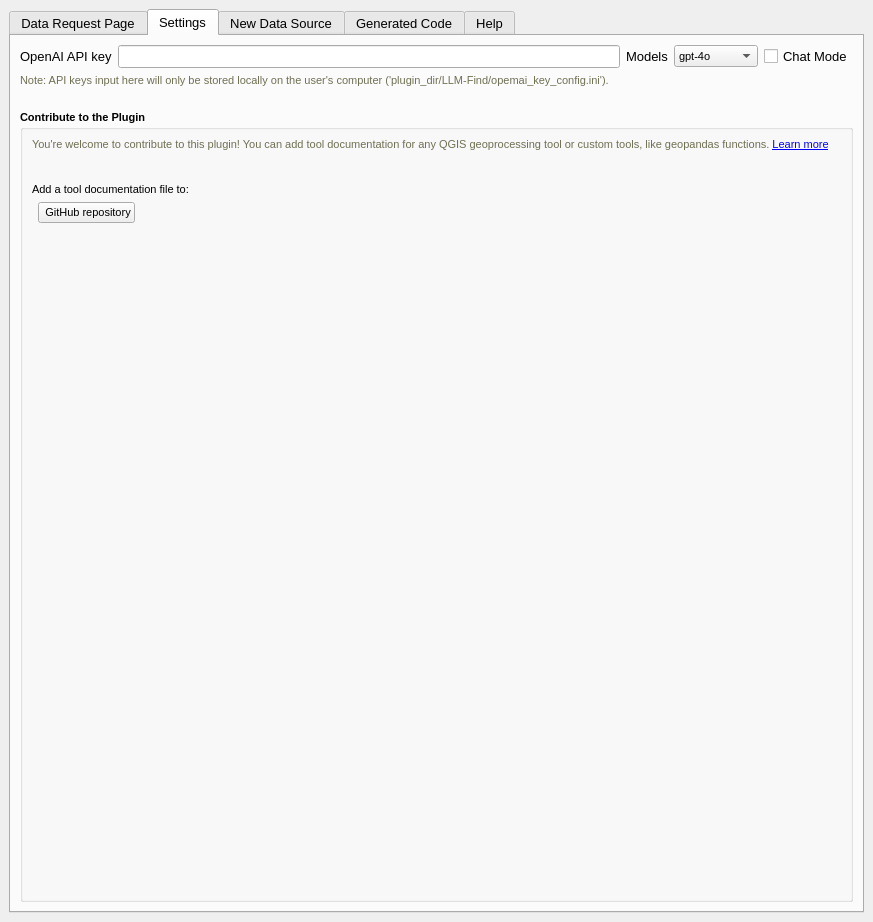
Qt form AGGRA_dockwidget_base.ui (Teakinboyewa/AutonomousGIS_GeodataRetrieverAgent) before a commit.
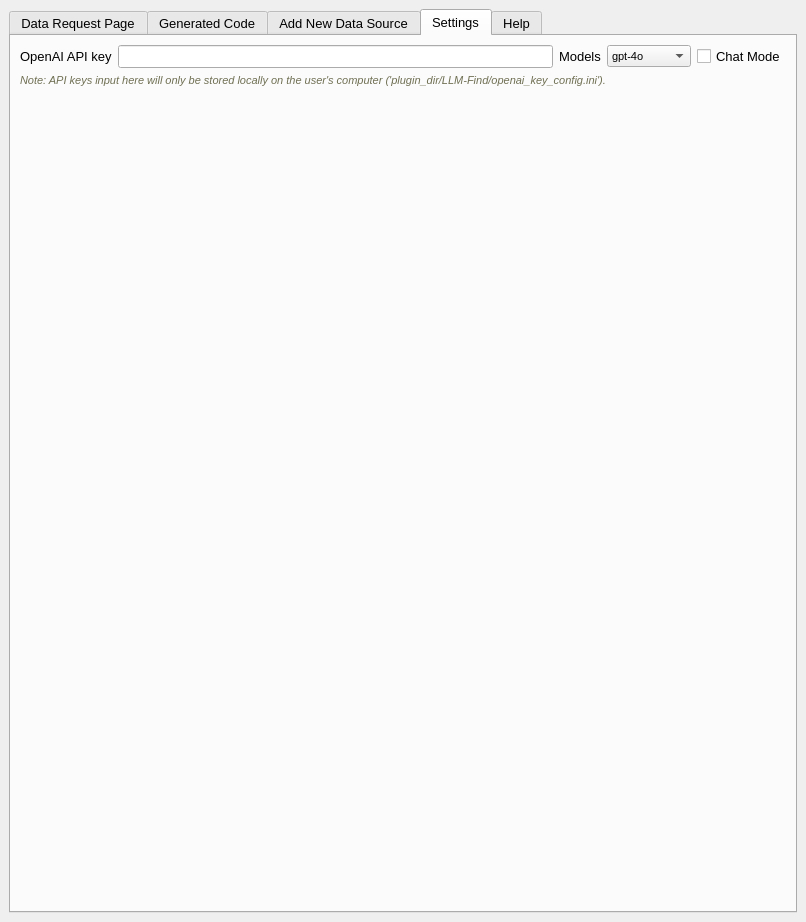
The same form after that commit. The open tabs and pages were chosen to show the change. Custom widgets are drawn as their Qt base class.

What changed in the file:
```diff
--- a/AGGRA_dockwidget_base.ui
+++ b/AGGRA_dockwidget_base.ui
@@ -6,7 +6,7 @@
    <rect>
     <x>0</x>
     <y>0</y>
-    <width>873</width>
+    <width>806</width>
     <height>922</height>
    </rect>
   </property>
@@ -18,7 +18,7 @@
   </property>
   <property name="minimumSize">
    <size>
-    <width>514</width>
+    <width>550</width>
     <height>39</height>
    </size>
   </property>
@@ -59,7 +59,7 @@
        </font>
       </property>
       <property name="currentIndex">
-       <number>2</number>
+       <number>0</number>
       </property>
       <widget class="QWidget" name="tab_3">
        <attribute name="title">
@@ -82,6 +82,11 @@
               <height>16777215</height>
              </size>
             </property>
+            <property name="font">
+             <font>
+              <pointsize>10</pointsize>
+             </font>
+            </property>
             <property name="styleSheet">
              <string notr="true">border: 2px solid #55aaff; /* light blue border */</string>
             </property>
@@ -243,177 +248,150 @@
         </item>
        </layout>
       </widget>
-      <widget class="QWidget" name="tab_2">
+      <widget class="QWidget" name="tab_5">
        <attribute name="title">
-        <string>Settings</string>
+        <string>Generated Code</string>
        </attribute>
-       <layout class="QVBoxLayout" name="verticalLayout_2">
+       <layout class="QGridLayout" name="gridLayout_5">
+        <item row="0" column="0">
+         <layout class="QHBoxLayout" name="horizontalLayout_5">
         <item>
-         <layout class="QHBoxLayout" name="horizontalLayout_3">
+           <widget class="QPushButton" name="Run_Generated_code">
+            <property name="font">
+             <font>
+              <pointsize>9</pointsize>
+             </font>
+            </property>
+            <property name="text">
+             <string>Run Code</string>
+            </property>
+           </widget>
+          </item>
           <item>
-           <widget class="QLabel" name="label_4">
-            <property name="sizePolicy">
-             <sizepolicy hsizetype="Fixed" vsizetype="Preferred">
-              <horstretch>0</horstretch>
-              <verstretch>0</verstretch>
-             </sizepolicy>
+           <widget class="QPushButton" name="save_code_button">
+            <property name="font">
+             <font>
+              <pointsize>9</pointsize>
+             </font>
             </property>
             <property name="text">
-             <string>OpenAI API key</string>
+             <string>Save as a Python File</string>
             </property>
            </widget>
           </item>
           <item>
-           <widget class="QgsPasswordLineEdit" name="OpenAI_key_LineEdit">
-            <property name="maximumSize">
-             <size>
-              <width>16777215</width>
-              <height>25</height>
-             </size>
+           <widget class="QPushButton" name="open_code_button">
+            <property name="font">
+             <font>
+              <pointsize>9</pointsize>
+             </font>
             </property>
+            <property name="text">
+             <string>Open from File</string>
+            </property>
            </widget>
           </item>
           <item>
-           <widget class="QLabel" name="label_2">
-            <property name="sizePolicy">
-             <sizepolicy hsizetype="Preferred" vsizetype="Preferred">
-              <horstretch>0</horstretch>
-              <verstretch>0</verstretch>
-             </sizepolicy>
+           <spacer name="horizontalSpacer_7">
+            <property name="orientation">
+             <enum>Qt::Horizontal</enum>
             </property>
-            <property name="maximumSize">
+            <property name="sizeHint" stdset="0">
              <size>
-              <width>16777215</width>
-              <height>16777215</height>
+              <width>40</width>
+              <height>20</height>
              </size>
             </property>
-            <property name="inputMethodHints">
-             <set>Qt::ImhNone</set>
-            </property>
-            <property name="text">
-             <string>&lt;html&gt;&lt;head/&gt;&lt;body&gt;&lt;p&gt;Models&lt;/p&gt;&lt;/body&gt;&lt;/html&gt;</string>
-            </property>
-            <property name="wordWrap">
-             <bool>true</bool>
+           </spacer>
+          </item>
+         </layout>
+        </item>
+        <item row="1" column="0">
+         <widget class="QPlainTextEdit" name="CodeEditor">
+          <property name="frameShape">
+           <enum>QFrame::WinPanel</enum>
+          </property>
+          <property name="frameShadow">
+           <enum>QFrame::Sunken</enum>
+          </property>
+          <property name="lineWidth">
+           <number>3</number>
             </property>
            </widget>
           </item>
+        <item row="2" column="0">
+         <layout class="QVBoxLayout" name="verticalLayout_7">
           <item>
-           <widget class="QComboBox" name="modelNameComboBox">
+           <widget class="QTabWidget" name="tabWidget_2">
             <property name="sizePolicy">
-             <sizepolicy hsizetype="Preferred" vsizetype="Fixed">
+             <sizepolicy hsizetype="Expanding" vsizetype="Fixed">
               <horstretch>0</horstretch>
               <verstretch>0</verstretch>
              </sizepolicy>
             </property>
-            <property name="maximumSize">
-             <size>
-              <width>16777215</width>
-              <height>16777215</height>
-             </size>
-            </property>
             <property name="font">
              <font>
-              <pointsize>8</pointsize>
+              <pointsize>9</pointsize>
              </font>
             </property>
-            <item>
-             <property name="text">
-              <string>gpt-4o</string>
-             </property>
-            </item>
-            <item>
-             <property name="text">
-              <string>gpt-4</string>
+            <property name="currentIndex">
+             <number>0</number>
+            </property>
+            <widget class="QWidget" name="tab_6">
+             <property name="font">
+              <font>
+               <pointsize>9</pointsize>
+              </font>
              </property>
-            </item>
-            <item>
-             <property name="text">
-              <string>gpt-4o-mini</string>
-             </property>
-            </item>
-           </widget>
-          </item>
-          <item>
-           <widget class="QCheckBox" name="ChatMode_checkbox">
+             <attribute name="title">
+              <string>Output Window</string>
+             </attribute>
+             <layout class="QGridLayout" name="gridLayout_10">
+              <item row="0" column="0">
+               <widget class="QPlainTextEdit" name="execution_output_text_edit">
             <property name="sizePolicy">
-             <sizepolicy hsizetype="Preferred" vsizetype="Fixed">
+                 <sizepolicy hsizetype="Expanding" vsizetype="Fixed">
               <horstretch>0</horstretch>
               <verstretch>0</verstretch>
              </sizepolicy>
             </property>
-            <property name="text">
-             <string>Chat Mode</string>
-            </property>
+                <property name="frameShape">
+                 <enum>QFrame::WinPanel</enum>
+                </property>
+                <property name="lineWidth">
+                 <number>3</number>
+                </property>
+                <property name="plainText">
+                 <string/>
+                </property>
            </widget>
           </item>
          </layout>
-        </item>
-        <item>
-         <widget class="QLabel" name="label_8">
-          <property name="text">
-           <string>&lt;html&gt;&lt;head/&gt;&lt;body&gt;&lt;p&gt;&lt;span style=&quot; font-size:8pt; color:#6f6f53;&quot;&gt;Note: API keys input here will only be stored locally on the user's computer ('plugin_dir/LLM-Find/opemai_key_config.ini'). &lt;/span&gt;&lt;/p&gt;&lt;/body&gt;&lt;/html&gt;</string>
-          </property>
-          <property name="wordWrap">
-           <bool>true</bool>
-          </property>
-         </widget>
+            </widget>
+           </widget>
         </item>
         <item>
-         <spacer name="verticalSpacer">
-          <property name="orientation">
-           <enum>Qt::Vertical</enum>
-          </property>
-          <property name="sizeType">
-           <enum>QSizePolicy::Fixed</enum>
-          </property>
-          <property name="sizeHint" stdset="0">
+           <layout class="QHBoxLayout" name="horizontalLayout_6">
+            <item>
+             <widget class="QPushButton" name="clear_code_editorBtn">
+              <property name="maximumSize">
            <size>
-            <width>20</width>
-            <height>17</height>
-           </size>
-          </property>
-         </spacer>
-        </item>
-        <item>
-         <widget class="QGroupBox" name="groupBox">
+                <width>80</width>
+                <height>35</height>
+               </size>
+              </property>
           <property name="font">
            <font>
-            <pointsize>8</pointsize>
-            <weight>75</weight>
-            <italic>false</italic>
-            <bold>true</bold>
-           </font>
-          </property>
-          <property name="title">
-           <string>Contribute to the Plugin</string>
-          </property>
-          <layout class="QVBoxLayout" name="verticalLayout_4">
-           <item>
-            <widget class="QLabel" name="label_6">
-             <property name="font">
-              <font>
-               <pointsize>8</pointsize>
-               <weight>50</weight>
-               <italic>false</italic>
-               <bold>false</bold>
-              </font>
-             </property>
+                <pointsize>9</pointsize>
+               </font>
+              </property>
              <property name="text">
-              <string>&lt;html&gt;&lt;head/&gt;&lt;body&gt;&lt;p&gt;&lt;span style=&quot; color:#6f6f53;&quot;&gt;You're welcome to contribute to this plugin! You can add tool documentation for any QGIS geoprocessing tool or custom tools, like geopandas functions. &lt;/span&gt;&lt;a href=&quot;https://github.com/gladcolor/LLM-Find/blob/master/Documents/Customized_handbook.MD&quot;&gt;&lt;span style=&quot; text-decoration: underline; color:#0000ff;&quot;&gt;Learn more&lt;/span&gt;&lt;/a&gt;&lt;/p&gt;&lt;/body&gt;&lt;/html&gt;</string>
-             </property>
-             <property name="wordWrap">
-              <bool>true</bool>
-             </property>
-             <property name="openExternalLinks">
-              <bool>true</bool>
-             </property>
+               <string>Clear</string>
+              </property>
             </widget>
            </item>
            <item>
-            <layout class="QFormLayout" name="formLayout_2">
-             <item row="0" column="1">
-              <spacer name="horizontalSpacer">
+             <spacer name="horizontalSpacer_2">
                <property name="orientation">
                 <enum>Qt::Horizontal</enum>
                </property>
@@ -425,71 +403,15 @@
                </property>
               </spacer>
              </item>
-             <item row="1" column="0" colspan="2">
-              <widget class="QLabel" name="label_9">
-               <property name="font">
-                <font>
-                 <pointsize>8</pointsize>
-                 <weight>50</weight>
-                 <italic>false</italic>
-                 <bold>false</bold>
-                </font>
-               </property>
-               <property name="text">
-                <string>&lt;html&gt;&lt;head/&gt;&lt;body&gt;&lt;p&gt;&lt;span style=&quot; color:#000000;&quot;&gt;Add a tool documentation file to:&lt;/span&gt;&lt;/p&gt;&lt;/body&gt;&lt;/html&gt;</string>
-               </property>
-               <property name="wordWrap">
-                <bool>true</bool>
-               </property>
-               <property name="openExternalLinks">
-                <bool>true</bool>
-               </property>
-              </widget>
-             </item>
-             <item row="2" column="1">
-              <widget class="QPushButton" name="add_document_github_button">
-               <property name="sizePolicy">
-                <sizepolicy hsizetype="Fixed" vsizetype="Fixed">
-                 <horstretch>0</horstretch>
-                 <verstretch>0</verstretch>
-                </sizepolicy>
-               </property>
-               <property name="font">
-                <font>
-                 <pointsize>8</pointsize>
-                 <weight>50</weight>
-                 <italic>false</italic>
-                 <bold>false</bold>
-                </font>
-               </property>
-               <property name="text">
-                <string> GitHub repository</string>
-               </property>
-              </widget>
-             </item>
-            </layout>
-           </item>
-           <item>
-            <spacer name="verticalSpacer_2">
-             <property name="orientation">
-              <enum>Qt::Vertical</enum>
-             </property>
-             <property name="sizeHint" stdset="0">
-              <size>
-               <width>20</width>
-               <height>73</height>
-              </size>
-             </property>
-            </spacer>
-           </item>
-          </layout>
-         </widget>
+           </layout>
+          </item>
+         </layout>
         </item>
        </layout>
       </widget>
       <widget class="QWidget" name="DataSource">
        <attribute name="title">
-        <string>New Data Source</string>
+        <string>Add New Data Source</string>
        </attribute>
        <layout class="QVBoxLayout" name="verticalLayout_6">
         <item>
@@ -850,164 +772,143 @@
         </item>
        </layout>
       </widget>
-      <widget class="QWidget" name="tab_5">
+      <widget class="QWidget" name="tab_2">
        <attribute name="title">
-        <string>Generated Code</string>
+        <string>Settings</string>
        </attribute>
-       <layout class="QGridLayout" name="gridLayout_5">
-        <item row="0" column="0">
-         <layout class="QHBoxLayout" name="horizontalLayout_5">
+       <layout class="QVBoxLayout" name="verticalLayout_2">
           <item>
-           <widget class="QPushButton" name="Run_Generated_code">
-            <property name="font">
-             <font>
-              <pointsize>9</pointsize>
-             </font>
-            </property>
-            <property name="text">
-             <string>Run Code</string>
-            </property>
-           </widget>
-          </item>
+         <layout class="QHBoxLayout" name="horizontalLayout_3">
           <item>
-           <widget class="QPushButton" name="save_code_button">
-            <property name="font">
-             <font>
-              <pointsize>9</pointsize>
-             </font>
+           <widget class="QLabel" name="label_4">
+            <property name="sizePolicy">
+             <sizepolicy hsizetype="Fixed" vsizetype="Fixed">
+              <horstretch>0</horstretch>
+              <verstretch>0</verstretch>
+             </sizepolicy>
             </property>
             <property name="text">
-             <string>Save as a Python File</string>
+             <string>OpenAI API key</string>
             </property>
            </widget>
           </item>
           <item>
-           <widget class="QPushButton" name="open_code_button">
-            <property name="font">
-             <font>
-              <pointsize>9</pointsize>
-             </font>
+           <widget class="QgsPasswordLineEdit" name="OpenAI_key_LineEdit">
+            <property name="maximumSize">
+             <size>
+              <width>16777215</width>
+              <height>25</height>
+             </size>
             </property>
-            <property name="text">
-             <string>Open from File</string>
-            </property>
            </widget>
           </item>
           <item>
-           <spacer name="horizontalSpacer_7">
-            <property name="orientation">
-             <enum>Qt::Horizontal</enum>
+           <widget class="QLabel" name="label_2">
+            <property name="sizePolicy">
+             <sizepolicy hsizetype="Preferred" vsizetype="Fixed">
+              <horstretch>0</horstretch>
+              <verstretch>0</verstretch>
+             </sizepolicy>
             </property>
-            <property name="sizeHint" stdset="0">
+            <property name="maximumSize">
              <size>
-              <width>40</width>
-              <height>20</height>
+              <width>16777215</width>
+              <height>16777215</height>
              </size>
             </property>
-           </spacer>
-          </item>
-         </layout>
-        </item>
-        <item row="1" column="0">
-         <widget class="QPlainTextEdit" name="CodeEditor">
-          <property name="frameShape">
-           <enum>QFrame::WinPanel</enum>
-          </property>
-          <property name="frameShadow">
-           <enum>QFrame::Sunken</enum>
-          </property>
-          <property name="lineWidth">
-           <number>3</number>
+            <property name="inputMethodHints">
+             <set>Qt::ImhNone</set>
+            </property>
+            <property name="text">
+             <string>&lt;html&gt;&lt;head/&gt;&lt;body&gt;&lt;p&gt;Models&lt;/p&gt;&lt;/body&gt;&lt;/html&gt;</string>
+            </property>
+            <property name="wordWrap">
+             <bool>true</bool>
           </property>
          </widget>
         </item>
-        <item row="2" column="0">
-         <layout class="QVBoxLayout" name="verticalLayout_7">
           <item>
-           <widget class="QTabWidget" name="tabWidget_2">
+           <widget class="QComboBox" name="modelNameComboBox">
             <property name="sizePolicy">
-             <sizepolicy hsizetype="Expanding" vsizetype="Fixed">
+             <sizepolicy hsizetype="Preferred" vsizetype="Fixed">
               <horstretch>0</horstretch>
               <verstretch>0</verstretch>
              </sizepolicy>
             </property>
+            <property name="maximumSize">
+             <size>
+              <width>16777215</width>
+              <height>16777215</height>
+             </size>
+            </property>
             <property name="font">
              <font>
-              <pointsize>9</pointsize>
+              <pointsize>8</pointsize>
              </font>
             </property>
-            <property name="currentIndex">
-             <number>0</number>
-            </property>
-            <widget class="QWidget" name="tab_6">
-             <property name="font">
-              <font>
-               <pointsize>9</pointsize>
-              </font>
+            <item>
+             <property name="text">
+              <string>gpt-4o</string>
+             </property>
+            </item>
+            <item>
+             <property name="text">
+              <string>gpt-4</string>
              </property>
-             <attribute name="title">
-              <string>Output Window</string>
-             </attribute>
-             <layout class="QGridLayout" name="gridLayout_10">
-              <item row="0" column="0">
-               <widget class="QPlainTextEdit" name="execution_output_text_edit">
+            </item>
+            <item>
+             <property name="text">
+              <string>gpt-4o-mini</string>
+             </property>
+            </item>
+           </widget>
+          </item>
+          <item>
+           <widget class="QCheckBox" name="ChatMode_checkbox">
                 <property name="sizePolicy">
-                 <sizepolicy hsizetype="Expanding" vsizetype="Fixed">
+             <sizepolicy hsizetype="Preferred" vsizetype="Fixed">
                   <horstretch>0</horstretch>
                   <verstretch>0</verstretch>
                  </sizepolicy>
                 </property>
-                <property name="frameShape">
-                 <enum>QFrame::WinPanel</enum>
-                </property>
-                <property name="lineWidth">
-                 <number>3</number>
-                </property>
-                <property name="plainText">
-                 <string/>
-                </property>
+            <property name="text">
+             <string>Chat Mode</string>
+            </property>
                </widget>
               </item>
              </layout>
-            </widget>
-           </widget>
           </item>
           <item>
-           <layout class="QHBoxLayout" name="horizontalLayout_6">
-            <item>
-             <widget class="QPushButton" name="clear_code_editorBtn">
-              <property name="maximumSize">
-               <size>
-                <width>80</width>
-                <height>35</height>
-               </size>
-              </property>
-              <property name="font">
-               <font>
-                <pointsize>9</pointsize>
-               </font>
-              </property>
+         <widget class="QLabel" name="label_8">
+          <property name="sizePolicy">
+           <sizepolicy hsizetype="Preferred" vsizetype="Preferred">
+            <horstretch>0</horstretch>
+            <verstretch>0</verstretch>
+           </sizepolicy>
+          </property>
               <property name="text">
-               <string>Clear</string>
-              </property>
+           <string>&lt;html&gt;&lt;head/&gt;&lt;body&gt;&lt;p&gt;&lt;span style=&quot; font-size:8pt; font-style:italic; color:#6f6f53;&quot;&gt;Note: API keys input here will only be stored locally on the user's computer ('plugin_dir/LLM-Find/openai_key_config.ini'). &lt;/span&gt;&lt;/p&gt;&lt;/body&gt;&lt;/html&gt;</string>
+          </property>
+          <property name="wordWrap">
+           <bool>true</bool>
+          </property>
              </widget>
             </item>
             <item>
-             <spacer name="horizontalSpacer_2">
+         <spacer name="verticalSpacer">
               <property name="orientation">
-               <enum>Qt::Horizontal</enum>
-              </property>
+           <enum>Qt::Vertical</enum>
+          </property>
+          <property name="sizeType">
+           <enum>QSizePolicy::Expanding</enum>
+          </property>
               <property name="sizeHint" stdset="0">
                <size>
-                <width>40</width>
-                <height>20</height>
+            <width>20</width>
+            <height>42</height>
                </size>
               </property>
              </spacer>
-            </item>
-           </layout>
-          </item>
-         </layout>
         </item>
        </layout>
       </widget>
@@ -1050,11 +951,12 @@
 &lt;p style=&quot; margin-top:0px; margin-bottom:0px; margin-left:0px; margin-right:0px; -qt-block-indent:0; text-indent:0px;&quot;&gt;&lt;span style=&quot; font-size:9.75pt;&quot;&gt;    &lt;/span&gt;&lt;/p&gt;
 &lt;p align=&quot;center&quot; style=&quot; margin-top:12px; margin-bottom:12px; margin-left:0px; margin-right:0px; -qt-block-indent:0; text-indent:0px;&quot;&gt;&lt;span style=&quot; font-size:18pt; font-weight:600;&quot;&gt;Autonomous GIS - GeoData Retrieve Agent  &lt;/span&gt;&lt;/p&gt;
 &lt;p style=&quot; margin-top:12px; margin-bottom:12px; margin-left:0px; margin-right:0px; -qt-block-indent:0; text-indent:0px;&quot;&gt;&lt;span style=&quot; font-size:12pt;&quot;&gt;Here you will find the guide on how to use the Autonomous GIS-Geodata Retriever Agent.        &lt;/span&gt;&lt;/p&gt;
-&lt;ul style=&quot;margin-top: 0px; margin-bottom: 0px; margin-left: 0px; margin-right: 0px; -qt-list-indent: 1;&quot;&gt;&lt;li style=&quot; font-size:12pt;&quot; style=&quot; margin-top:0px; margin-bottom:12px; margin-left:0px; margin-right:0px; -qt-block-indent:0; text-indent:0px;&quot;&gt;&lt;a href=&quot;https://github.com/Teakinboyewa/AutonomousGIS_GeodataRetrieverAgent/blob/master/User_manual.md&quot;&gt;&lt;span style=&quot; text-decoration: underline; color:#0000ff;&quot;&gt;Data Requests Examples&lt;/span&gt;&lt;/a&gt; &lt;/li&gt;
+&lt;ul style=&quot;margin-top: 0px; margin-bottom: 0px; margin-left: 0px; margin-right: 0px; -qt-list-indent: 1;&quot;&gt;&lt;li style=&quot; font-size:12pt;&quot; style=&quot; margin-top:0px; margin-bottom:12px; margin-left:0px; margin-right:0px; -qt-block-indent:0; text-indent:0px;&quot;&gt;&lt;a href=&quot;https://github.com/Teakinboyewa/AutonomousGIS_GeodataRetrieverAgent/blob/master/Data%20request%20examples.md&quot;&gt;&lt;span style=&quot; text-decoration: underline; color:#0000ff;&quot;&gt;Data Requests Examples&lt;/span&gt;&lt;/a&gt; &lt;/li&gt;
 &lt;li style=&quot; font-size:12pt;&quot; style=&quot; margin-top:0px; margin-bottom:12px; margin-left:0px; margin-right:0px; -qt-block-indent:0; text-indent:0px;&quot;&gt;&lt;a href=&quot;https://github.com/Teakinboyewa/AutonomousGIS_GeodataRetrieverAgent/blob/master/User_manual.md&quot;&gt;&lt;span style=&quot; text-decoration: underline; color:#0000ff;&quot;&gt;User manual&lt;/span&gt;&lt;/a&gt; &lt;/li&gt;&lt;/ul&gt;
 &lt;ul style=&quot;margin-top: 0px; margin-bottom: 0px; margin-left: 0px; margin-right: 0px; -qt-list-indent: 1;&quot;&gt;&lt;li style=&quot; font-size:12pt;&quot; style=&quot; margin-top:0px; margin-bottom:0px; margin-left:0px; margin-right:0px; -qt-block-indent:0; text-indent:0px;&quot;&gt;Learn how the agent works, check out our &lt;a href=&quot;https://doi.org/10.1080/17538947.2025.2458688&quot;&gt;&lt;span style=&quot; text-decoration: underline; color:#0000ff;&quot;&gt;paper&lt;/span&gt;&lt;/a&gt;. &lt;/li&gt;
 &lt;p style=&quot;-qt-paragraph-type:empty; margin-top:0px; margin-bottom:0px; margin-left:0px; margin-right:0px; -qt-block-indent:0; text-indent:0px; font-size:12pt;&quot;&gt;&lt;br /&gt;&lt;/p&gt;
-&lt;li style=&quot; font-size:12pt;&quot; style=&quot; margin-top:0px; margin-bottom:12px; margin-left:0px; margin-right:0px; -qt-block-indent:0; text-indent:0px;&quot;&gt;Contribute to the plugin/agent development,visit project &lt;a href=&quot;https://github.com/Teakinboyewa/AutonomousGIS_GeodataRetrieverAgent.git&quot;&gt;&lt;span style=&quot; text-decoration: underline; color:#0000ff;&quot;&gt;Github&lt;/span&gt;&lt;/a&gt; page. &lt;/li&gt;&lt;/ul&gt;
+&lt;li style=&quot; font-size:12pt;&quot; style=&quot; margin-top:0px; margin-bottom:12px; margin-left:0px; margin-right:0px; -qt-block-indent:0; text-indent:0px;&quot;&gt;Contribute to the plugin/agent development,visit project &lt;a href=&quot;https://github.com/Teakinboyewa/AutonomousGIS_GeodataRetrieverAgent.git&quot;&gt;&lt;span style=&quot; text-decoration: underline; color:#0000ff;&quot;&gt;GitHub&lt;/span&gt;&lt;/a&gt; page. &lt;/li&gt;
+&lt;li style=&quot; font-size:12pt;&quot; style=&quot; margin-top:0px; margin-bottom:12px; margin-left:0px; margin-right:0px; -qt-block-indent:0; text-indent:0px;&quot;&gt;To Learn more about the LLM-Find framework (how the agent works along with over 70 data request examples), visit the &lt;a href=&quot;https://github.com/gladcolor/LLM-Find&quot;&gt;&lt;span style=&quot; text-decoration: underline; color:#0000ff;&quot;&gt;LLM-Find GitHub page&lt;/span&gt;&lt;/a&gt;.&lt;/li&gt;&lt;/ul&gt;
 &lt;p style=&quot; margin-top:12px; margin-bottom:12px; margin-left:0px; margin-right:0px; -qt-block-indent:0; text-indent:0px;&quot;&gt;&lt;span style=&quot; font-size:12pt;&quot;&gt;  &lt;/span&gt;&lt;/p&gt;
 &lt;p style=&quot; margin-top:12px; margin-bottom:12px; margin-left:0px; margin-right:0px; -qt-block-indent:0; text-indent:0px;&quot;&gt;&lt;span style=&quot; font-size:12pt;&quot;&gt;Contacts: &lt;/span&gt;&lt;/p&gt;
 &lt;p style=&quot; margin-top:12px; margin-bottom:12px; margin-left:0px; margin-right:0px; -qt-block-indent:0; text-indent:0px;&quot;&gt;&lt;span style=&quot; font-size:12pt;&quot;&gt;Temitope Akinboyewa (&lt;/span&gt;&lt;a href=&quot;mailto:takinboyewa@psu.edu&quot;&gt;&lt;span style=&quot; font-size:12pt; text-decoration: underline; color:#0000ff;&quot;&gt;takinboyewa@psu.edu&lt;/span&gt;&lt;/a&gt;&lt;span style=&quot; font-size:12pt;&quot;&gt;), Zhenlong Li (&lt;/span&gt;&lt;a href=&quot;mailto:zhenlong@psu.edu&quot;&gt;&lt;span style=&quot; font-size:12pt; text-decoration: underline; color:#0000ff;&quot;&gt;zhenlong@psu.edu&lt;/span&gt;&lt;/a&gt;&lt;span style=&quot; font-size:12pt;&quot;&gt;), Huan Ning (&lt;/span&gt;&lt;a href=&quot;mailto:hning@psu.edu&quot;&gt;&lt;span style=&quot; font-size:12pt; text-decoration: underline; color:#0000ff;&quot;&gt;hning@psu.edu&lt;/span&gt;&lt;/a&gt;&lt;span style=&quot; font-size:12pt;&quot;&gt;), M. Naser Lessani (&lt;/span&gt;&lt;a href=&quot;mailto:mlessani@psu.edu&quot;&gt;&lt;span style=&quot; font-size:12pt; text-decoration: underline; color:#0000ff;&quot;&gt;mlessani@psu.edu&lt;/span&gt;&lt;/a&gt;&lt;span style=&quot; font-size:12pt;&quot;&gt;)&lt;/span&gt;&lt;/p&gt;
```
Lines whose indentation alone changed are shown as unchanged.
